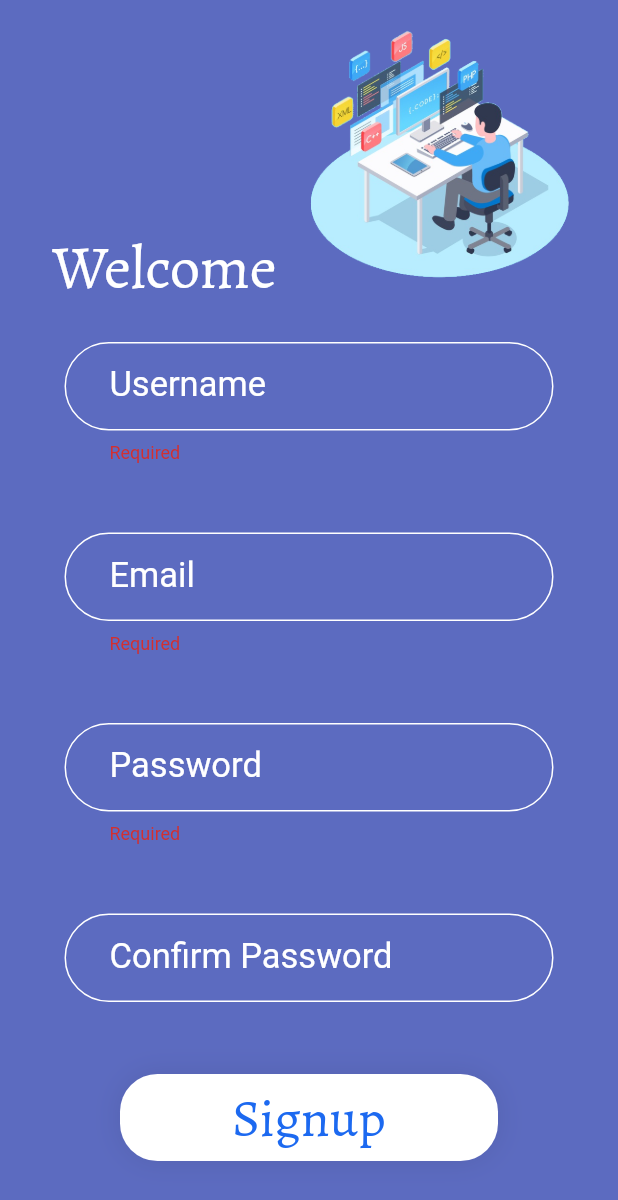
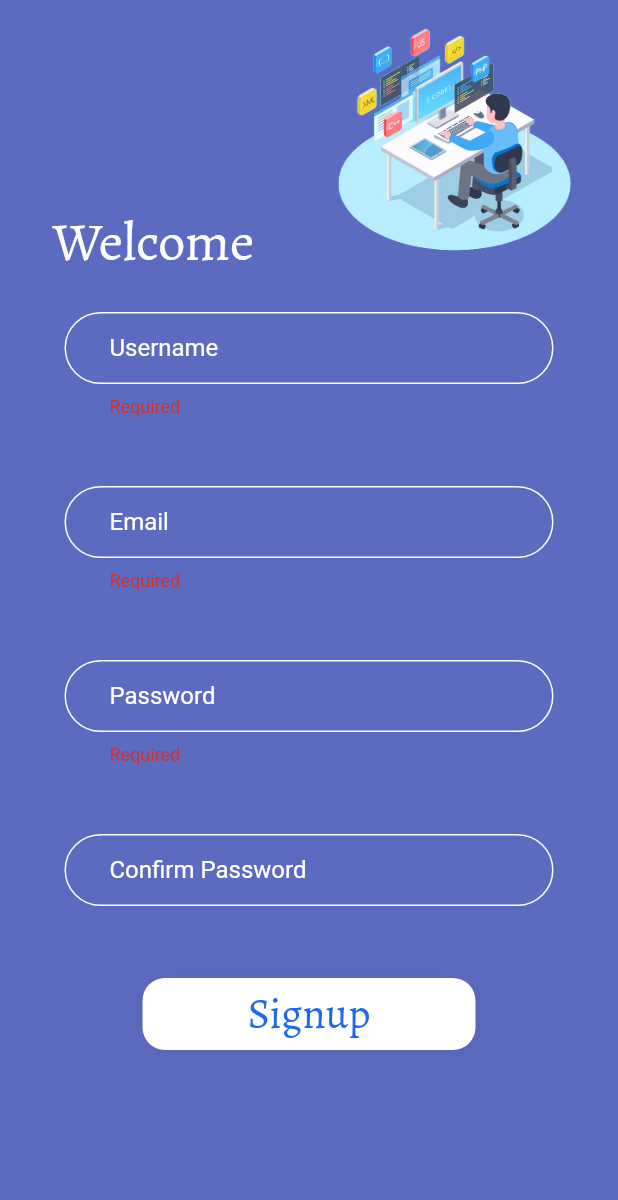
Before and after one commit to rktejesh/FestOMania, a Flutter app: the SignupPage screen opened directly, on a phone screen of 412 x 824 dp. Shown: the top 1200 px of the screen. Run offline on Flutter 3.47's test engine with Material 2 defaults, Android fonts, the phone set to English and light mode, and no system bars; our stand-ins replace bubble_tab_indicator, cloud_firestore, firebase_auth, firebase_core, flutter_spinkit, flutter_svg and 5 more; missing offline and left inert: flutter_facebook_login, github_sign_in; accounts and stored records are empty; network calls fail.

Commit message:
signup and login design update

```diff
--- a/festomania/lib/src/views/ui/MainPage.dart
+++ b/festomania/lib/src/views/ui/MainPage.dart
@@ -224,6 +224,8 @@ class _MainPageUpcomingState extends State<MainPageUpcoming>
                                   Radius.circular(15.0),
                                 ),
                               ),
+                              height: 250,
+                              width: double.infinity,
                             ),
                           );
                         },
--- a/festomania/lib/src/views/ui/SignupPage.dart
+++ b/festomania/lib/src/views/ui/SignupPage.dart
@@ -3,8 +3,9 @@ import 'dart:ui';
 import 'package:festomania/src/views/utils/loading.dart';
 import 'package:flutter/material.dart';
 import 'package:firebase_auth/firebase_auth.dart';
+import 'package:form_field_validator/form_field_validator.dart';
 import 'package:festomania/src/views/utils/database.dart';
-import 'package:form_field_validator/form_field_validator.dart';
+
 
 class SignupPage extends StatefulWidget {
   @override
@@ -38,14 +39,13 @@ class _SignupPageState extends State<SignupPage> {
     user.updateProfile(displayName: _username);
     await user.reload();
     if (user.emailVerified) {
-      await DatabaseService(uid: user.uid)
-          .updateUserData(user.displayName, user.email, user.uid, null);
+      await DatabaseService(uid: user.uid).updateUserData(user.displayName, user.email,user.uid,null);
       timer.cancel();
     }
   }
 
   bool loading = false;
-  GlobalKey<FormState> formKey = GlobalKey<FormState>();
+  GlobalKey<FormState> formkey = GlobalKey<FormState>();
   String _username = "";
   String _email = "";
   String _password = "";
@@ -61,13 +61,13 @@ class _SignupPageState extends State<SignupPage> {
         : Scaffold(
       backgroundColor: const Color(0xff5c6bc0),
       body: SafeArea(
-              top: false,
+        top: true,
         child: SingleChildScrollView(
           child: Padding(
             padding: const EdgeInsets.only(top: 5.0, left: 20, right: 20),
             child: Form(
               autovalidateMode: AutovalidateMode.always,
-                    key: formKey,
+              key: formkey,
               child: Column(
                 mainAxisAlignment: MainAxisAlignment.spaceEvenly,
                 crossAxisAlignment: CrossAxisAlignment.start,
@@ -78,8 +78,8 @@ class _SignupPageState extends State<SignupPage> {
                       Align(
                         alignment: Alignment.topRight,
                         child: Container(
-                                width: 200,
-                                height: 200,
+                          width: 180,
+                          height: 180,
                           decoration: BoxDecoration(
                             image: DecorationImage(
                               image: const AssetImage(
@@ -95,7 +95,7 @@ class _SignupPageState extends State<SignupPage> {
                           'Welcome',
                           style: TextStyle(
                             fontFamily: 'Alegreya',
-                                  fontSize: 40,
+                            fontSize: 36,
                             color: const Color(0xffffffff),
                           ),
                           textAlign: TextAlign.left,
@@ -110,7 +110,7 @@ class _SignupPageState extends State<SignupPage> {
                       keyboardType: TextInputType.name,
                       decoration: InputDecoration(
                           contentPadding: EdgeInsets.only(
-                                    left: 30, right: 20, top: 20, bottom: 20),
+                              left: 30, right: 20, top: 10, bottom: 10),
                           labelText: 'Username',
                           focusedBorder: OutlineInputBorder(
                               borderRadius: BorderRadius.circular(40),
@@ -138,7 +138,7 @@ class _SignupPageState extends State<SignupPage> {
                                 color: Colors.white,
                               )),
                           labelStyle: TextStyle(
-                                    fontSize: 23, color: Colors.white)),
+                              fontSize: 16, color: Colors.white)),
                       onChanged: (value) {
                         setState(() {
                           _username = value.trim();
@@ -154,7 +154,7 @@ class _SignupPageState extends State<SignupPage> {
                       keyboardType: TextInputType.emailAddress,
                       decoration: InputDecoration(
                           contentPadding: EdgeInsets.only(
-                                    left: 30, right: 20, top: 20, bottom: 20),
+                              left: 30, right: 20, top: 10, bottom: 10),
                           labelText: 'Email',
                           focusedBorder: OutlineInputBorder(
                               borderRadius: BorderRadius.circular(40),
@@ -182,7 +182,7 @@ class _SignupPageState extends State<SignupPage> {
                                 color: Colors.white,
                               )),
                           labelStyle: TextStyle(
-                                    fontSize: 23, color: Colors.white)),
+                              fontSize: 16, color: Colors.white)),
                       onChanged: (value) {
                         setState(() {
                           _email = value.trim();
@@ -203,7 +203,7 @@ class _SignupPageState extends State<SignupPage> {
                       obscureText: true,
                       decoration: InputDecoration(
                           contentPadding: EdgeInsets.only(
-                                    left: 30, right: 20, top: 20, bottom: 20),
+                              left: 30, right: 20, top: 10, bottom: 10),
                           labelText: 'Password',
                           focusedBorder: OutlineInputBorder(
                               borderRadius: BorderRadius.circular(40),
@@ -231,7 +231,7 @@ class _SignupPageState extends State<SignupPage> {
                                 color: Colors.white,
                               )),
                           labelStyle: TextStyle(
-                                    fontSize: 23, color: Colors.white)),
+                              fontSize: 16, color: Colors.white)),
                       onChanged: (value) {
                         setState(() {
                           _password = value.trim();
@@ -252,7 +252,7 @@ class _SignupPageState extends State<SignupPage> {
                       obscureText: true,
                       decoration: InputDecoration(
                           contentPadding: EdgeInsets.only(
-                                    left: 30, right: 20, top: 20, bottom: 20),
+                              left: 30, right: 20, top: 10, bottom: 10),
                           labelText: 'Confirm Password',
                           focusedBorder: OutlineInputBorder(
                               borderRadius: BorderRadius.circular(40),
@@ -280,7 +280,7 @@ class _SignupPageState extends State<SignupPage> {
                                 color: Colors.white,
                               )),
                           labelStyle: TextStyle(
-                                    fontSize: 23, color: Colors.white)),
+                              fontSize: 16, color: Colors.white)),
                       onChanged: (value) {
                         setState(() {
                           _confirmPassword = value.trim();
@@ -298,11 +298,11 @@ class _SignupPageState extends State<SignupPage> {
                     width: double.infinity,
                     child: Padding(
                       padding: EdgeInsets.only(
-                                top: 25, bottom: 20, left: 60, right: 60),
+                          top: 25, bottom: 20, left: 75, right: 75),
                       child: Container(
                         decoration: BoxDecoration(
                             borderRadius: const BorderRadius.all(
-                                    Radius.circular(25.0),
+                              Radius.circular(15.0),
                             ),
                             boxShadow: [
                               BoxShadow(
@@ -329,12 +329,14 @@ class _SignupPageState extends State<SignupPage> {
                               "An Email has been sent to $_email please verify";
                               _showDialog();
                             } on FirebaseAuthException catch (e) {
-                                    if (e.code == 'email-already-in-use') {
+                              if (e.code ==
+                                  'email-already-in-use') {
                                 loading = false;
                                 errorText =
                                 "An account already exists with this email.";
                                 _showDialog();
-                                    } else if (e.code == 'invalid-email') {
+                              } else if (e.code ==
+                                  'invalid-email') {
                                 loading = false;
                                 errorText =
                                 "The specified email is invalid";
@@ -342,11 +344,13 @@ class _SignupPageState extends State<SignupPage> {
                               } else if (e.code ==
                                   'operation-not-allowed') {
                                 loading = false;
-                                      errorText = "Invalid Input.";
+                                errorText =
+                                "Invalid Input.";
                                 _showDialog();
-                                    } else {
+                              }else {
                                 loading = false;
-                                      errorText = "Error: Please try again";
+                                errorText =
+                                "Error: Please try again";
                                 _showDialog();
                               }
                             }
@@ -364,13 +368,13 @@ class _SignupPageState extends State<SignupPage> {
                             shape: MaterialStateProperty.all(
                                 RoundedRectangleBorder(
                                     borderRadius:
-                                              BorderRadius.circular(25))),
+                                    BorderRadius.circular(15))),
                           ),
                           child: Text(
                             'Signup',
                             style: TextStyle(
                               fontFamily: 'Alegreya',
-                                    fontSize: 35,
+                              fontSize: 28,
                               color: const Color(0xff1c69f0),
                             ),
                           ),
```
Also changed, not shown: festomania/lib/src/views/ui/LoginPage.dart (+17 -16 lines). Lines whose indentation alone changed are shown as unchanged.
